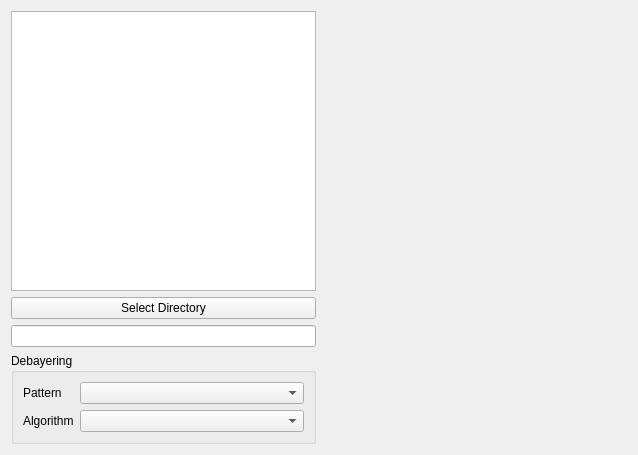
The window that src/pcot/assets/inputrgb.ui (AU-ExoMars/PCOT) describes before a commit, drawn with Qt 5.
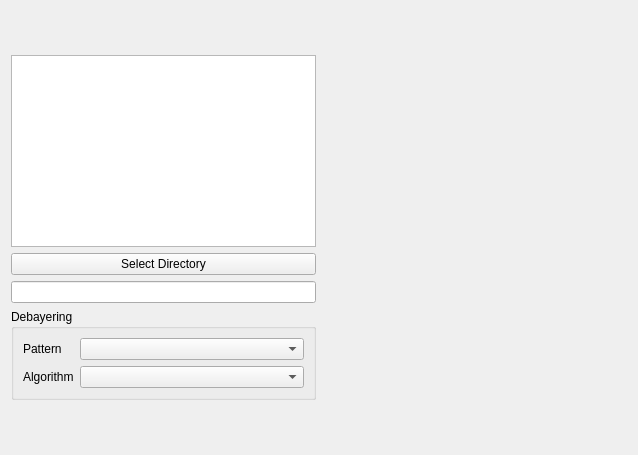
The same window after the commit. Custom widgets are drawn as their Qt base class.

Diff of the .ui file:
```diff
--- a/src/pcot/assets/inputrgb.ui
+++ b/src/pcot/assets/inputrgb.ui
@@ -17,7 +17,14 @@
    <item row="0" column="0">
     <layout class="QVBoxLayout" name="verticalLayout_2">
      <item>
-      <widget class="QTreeView" name="treeView"/>
+      <widget class="QTreeView" name="treeView">
+       <property name="sizePolicy">
+        <sizepolicy hsizetype="Expanding" vsizetype="Maximum">
+         <horstretch>0</horstretch>
+         <verstretch>0</verstretch>
+        </sizepolicy>
+       </property>
+      </widget>
      </item>
      <item>
       <widget class="QPushButton" name="selDirButton">
```
